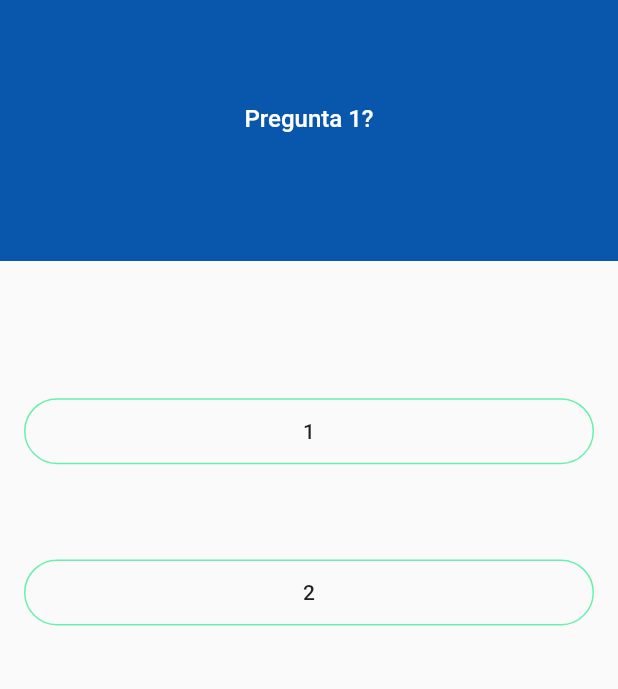
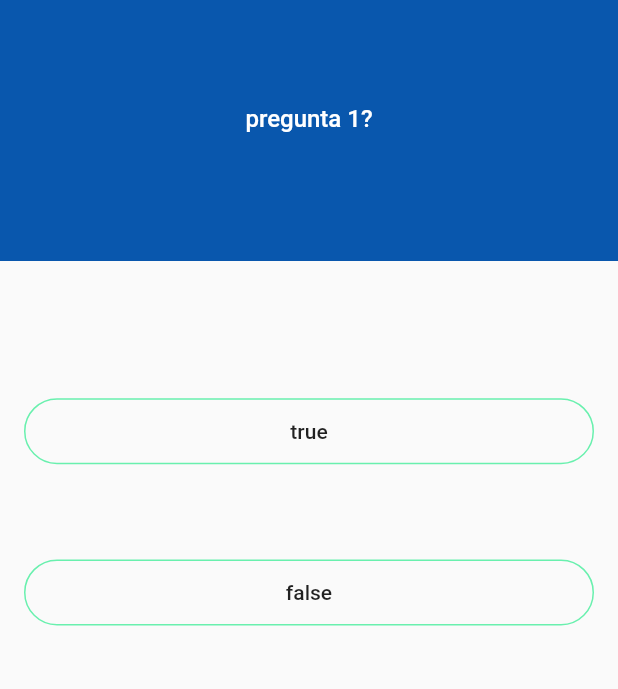
Before and after one commit to WaAlvis/triviasPro, a Flutter app: the screen it shows after launch, on a phone screen of 412 x 824 dp. Shown: the part 151-840 px from the top of the screen. Run offline on Flutter 3.47's test engine with Material 2 defaults, Android fonts, the phone set to English and light mode, and no system bars.

Commit message:
brain trivias

```diff
--- a/lib/question.dart
+++ b/lib/question.dart
@@ -0,0 +1,8 @@
+class Question {
+
+  String q;
+  bool a;
+
+  Question ({this.q, this.a});
+
+}
--- a/lib/trivia_page.dart
+++ b/lib/trivia_page.dart
@@ -1,4 +1,5 @@
 import 'package:flutter/material.dart';
+import 'package:triviaflutterapp/question.dart';
 
 class TriviaPage extends StatefulWidget {
 //  TriviaPage({Key key, this.title}) : super(key: key);
@@ -8,11 +9,16 @@ class TriviaPage extends StatefulWidget {
 }
 
 class _TriviaPageState extends State<TriviaPage> {
-
-  int numberQuestion=0;
+  int numberQuestion = 0;
 
   List<Icon> scoreKeeper = [];
-  List<String> questions = ['Pregunta 1?', 'Pregunta 2?', 'Pregunta 3?','Pregunta 4?','Pregunta 5?'];
+
+  List<Question> questionBank = [
+    Question(q: 'pregunta 1?', a: true),
+    Question(q: 'pregunta 2?', a: true),
+    Question(q: 'pregunta 3?', a: false),
+    Question(q: 'pregunta 4?', a: false),
+  ];
 
   @override
   Widget build(BuildContext context) {
@@ -32,7 +38,7 @@ class _TriviaPageState extends State<TriviaPage> {
                       children: scoreKeeper,
                     ),
                     Text(
-                      questions[numberQuestion],
+                      questionBank[numberQuestion].q,
                       textAlign: TextAlign.center,
                       style: TextStyle(
                           color: Colors.white,
@@ -51,58 +57,54 @@ class _TriviaPageState extends State<TriviaPage> {
                   mainAxisAlignment: MainAxisAlignment.spaceEvenly,
                   crossAxisAlignment: CrossAxisAlignment.stretch,
                   children: <Widget>[
-
                     FlatButton(
                       onPressed: () {
-                        setState(() {
+                        bool correctAnswer = questionBank[numberQuestion].a;
+                        if (correctAnswer == true) {
                           scoreKeeper.add(Icon(
                             Icons.check,
                             color: Colors.green,
                           ));
-                          numberQuestion++;
-                        }
-                        );
-                      },
-                      child: Text('1'),
-                    ),
-                    FlatButton(
-                      onPressed: () {
-                        setState(() {
+                        } else {
                           scoreKeeper.add(Icon(
                             Icons.clear,
                             color: Colors.red,
                           ));
+                        }
+
+                        setState(() {
                           numberQuestion++;
-                        }
-                        );
+                        });
                       },
-                      child: Text('2'),
+                      child: Text('true'),
                     ),
-
                     FlatButton(
                       onPressed: () {
-                        setState(() {
+                        bool correctAnswer = questionBank[numberQuestion].a;
+                        if (correctAnswer == false) {
                           scoreKeeper.add(Icon(
                             Icons.check,
                             color: Colors.green,
                           ));
-                          numberQuestion++;
-                        }
-                        );
-                      },
-                      child: Text('3'),
-                    ),
-                    FlatButton(
-                      onPressed: () {
-                        setState(() {
+                        } else {
                           scoreKeeper.add(Icon(
                             Icons.clear,
                             color: Colors.red,
                           ));
+                        }
+
+                        setState(() {
                           numberQuestion++;
-                        }
-                        );
+                        });
                       },
+                      child: Text('false'),
+                    ),
+                    FlatButton(
+                      onPressed: () {},
+                      child: Text('3'),
+                    ),
+                    FlatButton(
+                      onPressed: () {},
                       child: Text('4'),
                     ),
                   ],
```
